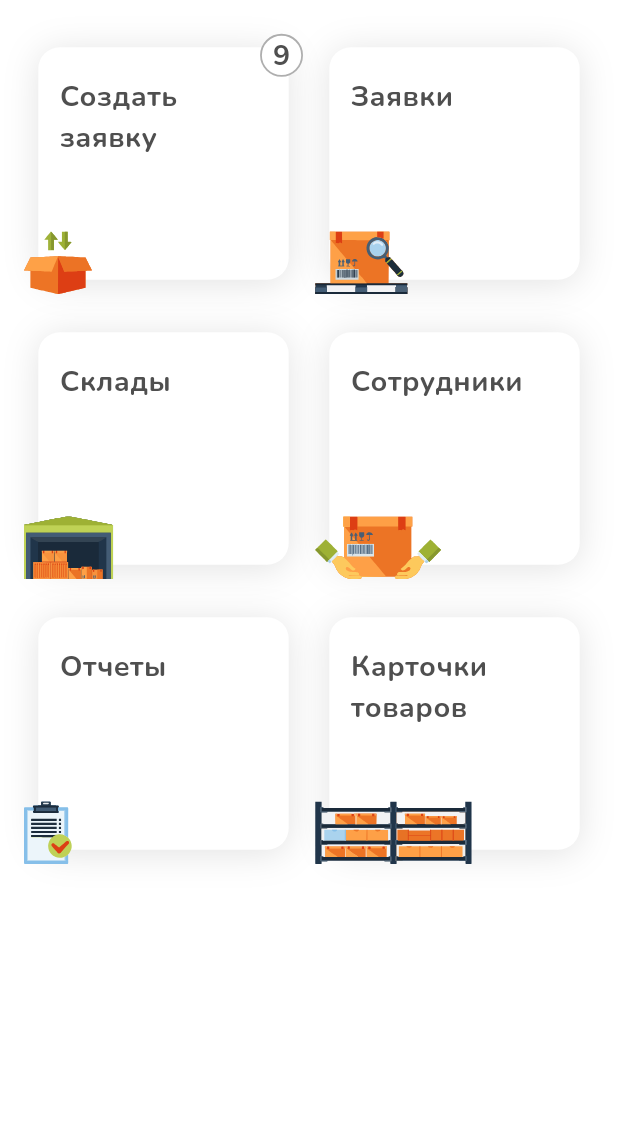
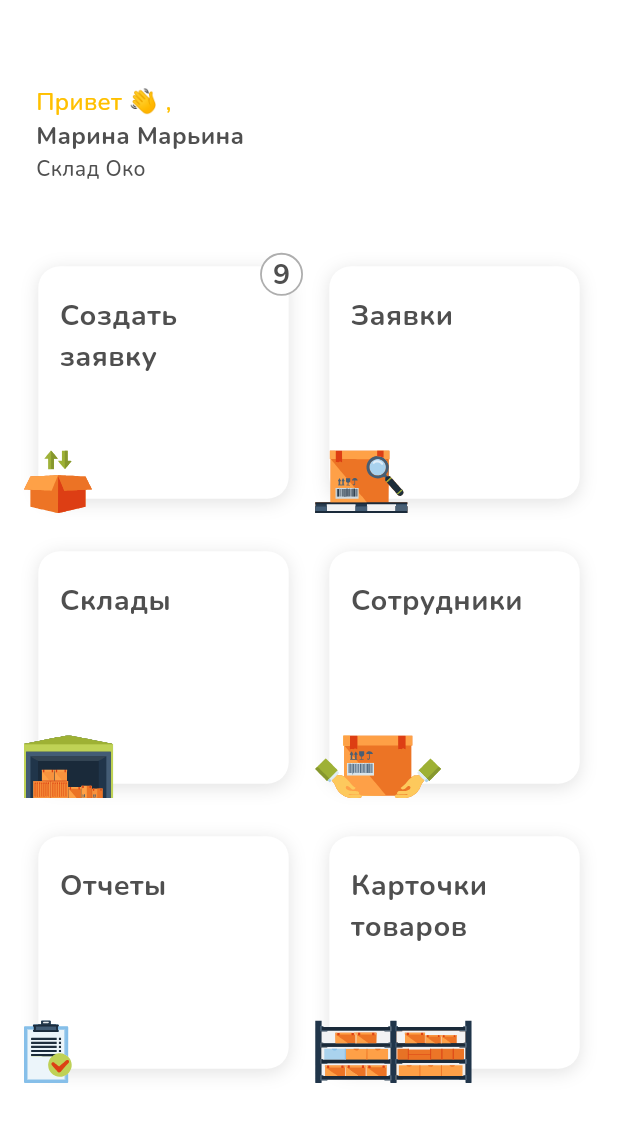
Before and after one commit to sprh/osk_warehouse, a Flutter app: the screen it shows after launch, on a phone screen of 412 x 824 dp. Shown: the top 1122 px of the screen. Run offline on Flutter 3.47's test engine with Material 3 defaults, Android fonts, the phone set to English and light mode, and no system bars; our stand-ins replace flutter_riverpod, flutter_svg, riverpod; generated files the repository leaves out were written again.

Commit message:
Main page header

```diff
--- a/lib/components/osk_action_block.dart
+++ b/lib/components/osk_action_block.dart
@@ -37,7 +37,7 @@ class OskActionBlock extends StatelessWidget {
                   boxShadow: [
                     BoxShadow(
                       color: theme.blockShadowColor,
-                      blurRadius: 16,
+                      blurRadius: 8,
                       offset: Offset(0, 2),
                     ),
                   ],
--- a/lib/components/osk_scaffold.dart
+++ b/lib/components/osk_scaffold.dart
@@ -4,19 +4,29 @@ import 'package:osk_warehouse/theme/utils/theme_from_context.dart';
 class OskScaffold extends StatelessWidget {
   final Widget body;
   final List<Widget>? floatingActions;
+  final AppBar? appBar;
 
   const OskScaffold({
     required this.body,
     this.floatingActions,
+    this.appBar,
   });
 
   @override
   Widget build(BuildContext context) {
     final theme = context.scaffoldTheme;
+    final globalTheme = Theme.of(context);
     final floatingActions = this.floatingActions;
 
-    return Scaffold(
+    return Theme(
+      data: globalTheme.copyWith(
+        appBarTheme: globalTheme.appBarTheme.copyWith(
           backgroundColor: theme.backgroundColor,
+        ),
+      ),
+      child: Scaffold(
+        backgroundColor: theme.backgroundColor,
+        appBar: appBar,
         floatingActionButtonLocation: FloatingActionButtonLocation.centerFloat,
         floatingActionButton: floatingActions != null
             ? DecoratedBox(
@@ -34,6 +44,7 @@ class OskScaffold extends StatelessWidget {
               )
             : null,
         body: body,
+      ),
     );
   }
 }
--- a/lib/components/osk_text.dart
+++ b/lib/components/osk_text.dart
@@ -1,4 +1,5 @@
 import 'package:flutter/material.dart';
+import 'package:osk_warehouse/theme/text/text_theme_extension.dart';
 import 'package:osk_warehouse/theme/utils/theme_from_context.dart';
 
 enum OskfontWeight {
@@ -18,10 +19,27 @@ enum OskfontWeight {
   }
 }
 
+enum OskTextColorType {
+  main,
+  minor,
+  highlightedYellow;
+
+  Color colorFromTheme(TextThemeExtension textTheme) {
+    switch (this) {
+      case OskTextColorType.main:
+        return textTheme.mainText;
+      case OskTextColorType.minor:
+        return textTheme.minorText;
+      case OskTextColorType.highlightedYellow:
+        return textTheme.highlightedYellow;
+    }
+  }
+}
+
 class OskText extends StatelessWidget {
   final String text;
   final OskfontWeight fontWeight;
-  final bool minorText;
+  final OskTextColorType colorType;
   final double fontSize;
   final TextAlign textAlign;
 
@@ -29,7 +47,7 @@ class OskText extends StatelessWidget {
     required this.text,
     required this.fontWeight,
     required this.fontSize,
-    required this.minorText,
+    required this.colorType,
     required this.textAlign,
     super.key,
   });
@@ -37,7 +55,7 @@ class OskText extends StatelessWidget {
   factory OskText.header({
     required String text,
     OskfontWeight fontWeight = OskfontWeight.regular,
-    bool minorText = false,
+    OskTextColorType colorType = OskTextColorType.main,
     TextAlign textAlign = TextAlign.start,
     Key? key,
   }) =>
@@ -45,7 +63,7 @@ class OskText extends StatelessWidget {
         text: text,
         fontWeight: fontWeight,
         fontSize: 24,
-        minorText: minorText,
+        colorType: colorType,
         textAlign: textAlign,
         key: key,
       );
@@ -53,7 +71,7 @@ class OskText extends StatelessWidget {
   factory OskText.title1({
     required String text,
     OskfontWeight fontWeight = OskfontWeight.regular,
-    bool minorText = false,
+    OskTextColorType colorType = OskTextColorType.main,
     TextAlign textAlign = TextAlign.start,
     Key? key,
   }) =>
@@ -61,7 +79,7 @@ class OskText extends StatelessWidget {
         text: text,
         fontWeight: fontWeight,
         fontSize: 20,
-        minorText: minorText,
+        colorType: colorType,
         textAlign: textAlign,
         key: key,
       );
@@ -69,7 +87,7 @@ class OskText extends StatelessWidget {
   factory OskText.title2({
     required String text,
     OskfontWeight fontWeight = OskfontWeight.regular,
-    bool minorText = false,
+    OskTextColorType colorType = OskTextColorType.main,
     TextAlign textAlign = TextAlign.start,
     Key? key,
   }) =>
@@ -77,7 +95,7 @@ class OskText extends StatelessWidget {
         text: text,
         fontWeight: fontWeight,
         fontSize: 18,
-        minorText: minorText,
+        colorType: colorType,
         textAlign: textAlign,
         key: key,
       );
@@ -85,7 +103,7 @@ class OskText extends StatelessWidget {
   factory OskText.body({
     required String text,
     OskfontWeight fontWeight = OskfontWeight.regular,
-    bool minorText = false,
+    OskTextColorType colorType = OskTextColorType.main,
     TextAlign textAlign = TextAlign.start,
     Key? key,
   }) =>
@@ -93,7 +111,7 @@ class OskText extends StatelessWidget {
         text: text,
         fontWeight: fontWeight,
         fontSize: 16,
-        minorText: minorText,
+        colorType: colorType,
         textAlign: textAlign,
         key: key,
       );
@@ -101,7 +119,7 @@ class OskText extends StatelessWidget {
   factory OskText.caption({
     required String text,
     OskfontWeight fontWeight = OskfontWeight.regular,
-    bool minorText = false,
+    OskTextColorType colorType = OskTextColorType.main,
     TextAlign textAlign = TextAlign.start,
     Key? key,
   }) =>
@@ -109,7 +127,7 @@ class OskText extends StatelessWidget {
         text: text,
         fontWeight: fontWeight,
         fontSize: 14,
-        minorText: minorText,
+        colorType: colorType,
         textAlign: textAlign,
         key: key,
       );
@@ -123,7 +141,7 @@ class OskText extends StatelessWidget {
       style: TextStyle(
         fontSize: fontSize,
         fontWeight: fontWeight.fontWeight,
-        color: minorText ? theme.minorText : theme.mainText,
+        color: colorType.colorFromTheme(theme),
       ),
       textAlign: textAlign,
       maxLines: null,
--- /dev/null
+++ b/lib/features/main_page/presentation/components/main_page_header.dart
@@ -0,0 +1,38 @@
+import 'package:flutter/material.dart';
+import 'package:osk_warehouse/components/osk_text.dart';
+import 'package:osk_warehouse/l10n/utils/l10n_from_context.dart';
+
+class MainPageHeader extends StatelessWidget {
+  @override
+  Widget build(BuildContext context) {
+    final strings = context.strings;
+
+    return Padding(
+      padding: EdgeInsets.only(left: 24),
+      child: SafeArea(
+        child: Column(
+          mainAxisSize: MainAxisSize.min,
+          mainAxisAlignment: MainAxisAlignment.start,
+          crossAxisAlignment: CrossAxisAlignment.start,
+          children: [
+            OskText.body(
+              text: strings.mainPageHi,
+              colorType: OskTextColorType.highlightedYellow,
+              fontWeight: OskfontWeight.medium,
+            ),
+            OskText.body(
+              text: 'Марина Марьина',
+              colorType: OskTextColorType.main,
+              fontWeight: OskfontWeight.bold,
+            ),
+            OskText.caption(
+              text: 'Склад Око', // TODO: icon
+              colorType: OskTextColorType.main,
+              fontWeight: OskfontWeight.medium,
+            ),
+          ],
+        ),
+      ),
+    );
+  }
+}
--- a/lib/features/main_page/presentation/main_page.dart
+++ b/lib/features/main_page/presentation/main_page.dart
@@ -3,6 +3,7 @@ import 'package:osk_warehouse/assets/assets_provider.dart';
 import 'package:osk_warehouse/components/osk_action_block.dart';
 import 'package:osk_warehouse/components/osk_scaffold.dart';
 import 'package:osk_warehouse/features/main_page/main_page_di.dart';
+import 'package:osk_warehouse/features/main_page/presentation/components/main_page_header.dart';
 import 'package:osk_warehouse/features/main_page/presentation/main_page_view_model.dart';
 import 'package:osk_warehouse/l10n/utils/l10n_from_context.dart';
 import 'package:osk_warehouse/mvvm/feature_widget.dart';
@@ -30,7 +31,16 @@ class _MainPage extends StatelessWidget {
     final strings = context.strings;
 
     return OskScaffold(
-      body: GridView.count(
+      appBar: AppBar(),
+      body: SingleChildScrollView(
+        child: SafeArea(
+          child: Column(
+            mainAxisSize: MainAxisSize.min,
+            crossAxisAlignment: CrossAxisAlignment.start,
+            children: [
+              MainPageHeader(),
+              SizedBox(height: 24),
+              GridView.count(
                 primary: false,
                 shrinkWrap: true,
                 clipBehavior: Clip.none,
@@ -72,6 +82,10 @@ class _MainPage extends StatelessWidget {
                   ),
                 ],
               ),
+            ],
+          ),
+        ),
+      ),
     );
   }
 }
--- a/lib/features/welcome/presentation/welcome_page.dart
+++ b/lib/features/welcome/presentation/welcome_page.dart
@@ -58,7 +58,7 @@ class _WelcomePage extends StatelessWidget {
               text: strings.welcomeInfoSubtitle,
               fontWeight: OskfontWeight.bold,
               textAlign: TextAlign.center,
-              minorText: true,
+              colorType: OskTextColorType.minor,
             ),
           ),
           SizedBox(height: 16),
@@ -68,7 +68,10 @@ class _WelcomePage extends StatelessWidget {
             onTap: viewModel.onLoginButtonTap,
           ),
           Spacer(),
-          OskText.caption(text: strings.welcomeAppVersion, minorText: true),
+          OskText.caption(
+            text: strings.welcomeAppVersion,
+            colorType: OskTextColorType.minor,
+          ),
           SizedBox(height: safeArea.bottom + 4),
         ],
       ),
--- a/lib/l10n/app_ru.arb
+++ b/lib/l10n/app_ru.arb
@@ -14,5 +14,6 @@
     "warehouses": "Склады",
     "workers": "Сотрудники",
     "reports": "Отчеты",
-    "productCards": "Карточки товаров"
+    "productCards": "Карточки товаров",
+    "mainPageHi": "Привет 👋 ,"
 }
--- a/lib/theme/text/text_theme_extension.dart
+++ b/lib/theme/text/text_theme_extension.dart
@@ -3,10 +3,12 @@ import 'package:flutter/material.dart';
 class TextThemeExtension extends ThemeExtension<TextThemeExtension> {
   final Color mainText;
   final Color minorText;
+  final Color highlightedYellow;
 
   static const light = TextThemeExtension(
     mainText: Color(0xFF4F4F4F),
     minorText: Color(0xFFC6C6C6),
+    highlightedYellow: Color(0xFFFFC000),
   );
 
   static const dark = light;
@@ -14,16 +16,19 @@ class TextThemeExtension extends ThemeExtension<TextThemeExtension> {
   const TextThemeExtension({
     required this.mainText,
     required this.minorText,
+    required this.highlightedYellow,
   });
 
   @override
   ThemeExtension<TextThemeExtension> copyWith({
     Color? mainText,
     Color? minorText,
+    Color? highlightedYellow,
   }) =>
       TextThemeExtension(
         mainText: mainText ?? this.mainText,
         minorText: minorText ?? this.minorText,
+        highlightedYellow: highlightedYellow ?? this.highlightedYellow,
       );
 
   @override
```
Lines whose indentation alone changed are shown as unchanged.
